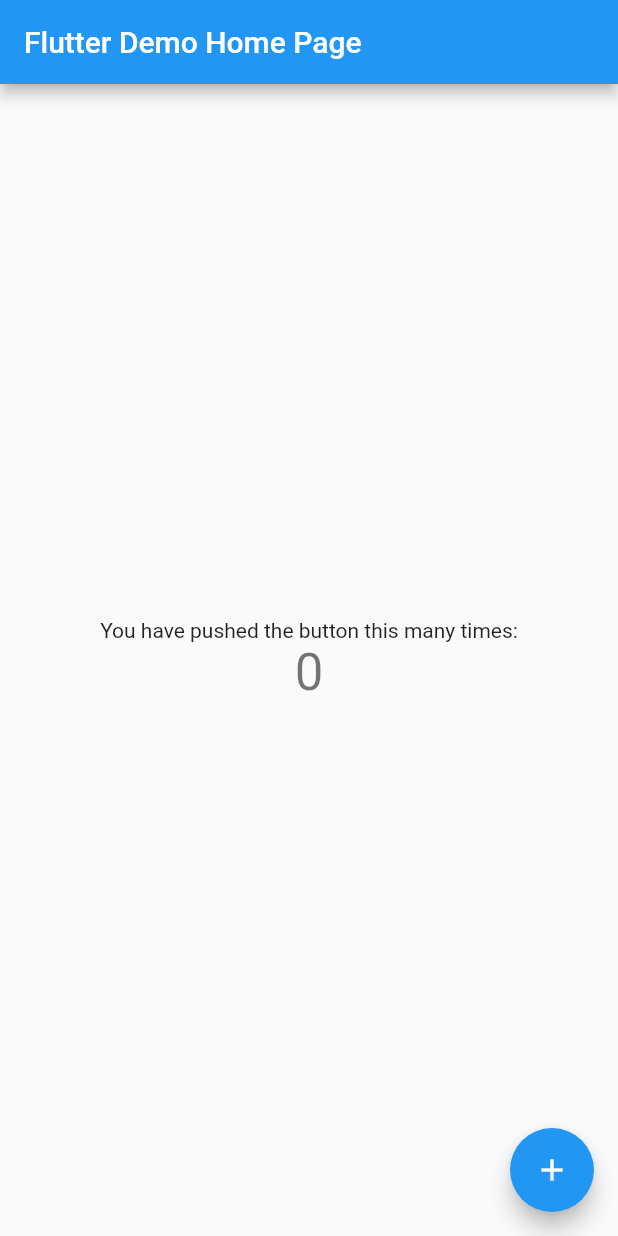
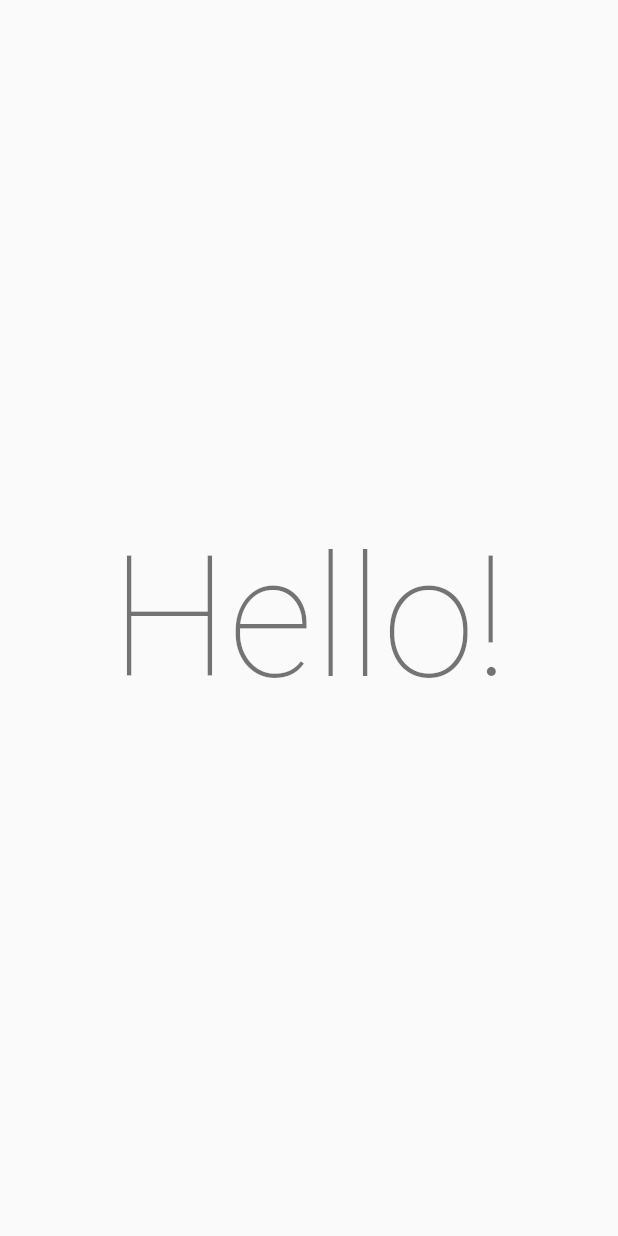
Before and after one commit to anoochit/counter, a Flutter app: the screen it shows after launch, on a phone screen of 412 x 824 dp. Run offline on Flutter 3.47's test engine with Material 2 defaults, Android fonts, the phone set to English and light mode, and no system bars.

Commit message:
update home screen

```diff
--- /dev/null
+++ b/lib/home.dart
@@ -0,0 +1,17 @@
+import 'package:flutter/material.dart';
+
+class HomePage extends StatelessWidget {
+  const HomePage({super.key});
+
+  @override
+  Widget build(BuildContext context) {
+    return Scaffold(
+      body: Center(
+        child: Text(
+          'Hello!',
+          style: Theme.of(context).textTheme.displayLarge,
+        ),
+      ),
+    );
+  }
+}
--- a/lib/main.dart
+++ b/lib/main.dart
@@ -1,4 +1,6 @@
 import 'package:flutter/material.dart';
+
+import 'home.dart';
 
 void main() {
   runApp(const MyApp());
@@ -24,92 +26,7 @@ class MyApp extends StatelessWidget {
         // is not restarted.
         primarySwatch: Colors.blue,
       ),
-      home: const MyHomePage(title: 'Flutter Demo Home Page'),
+      home: const HomePage(),
     );
   }
 }
-
-class MyHomePage extends StatefulWidget {
-  const MyHomePage({super.key, required this.title});
-
-  // This widget is the home page of your application. It is stateful, meaning
-  // that it has a State object (defined below) that contains fields that affect
-  // how it looks.
-
-  // This class is the configuration for the state. It holds the values (in this
-  // case the title) provided by the parent (in this case the App widget) and
-  // used by the build method of the State. Fields in a Widget subclass are
-  // always marked "final".
-
-  final String title;
-
-  @override
-  State<MyHomePage> createState() => _MyHomePageState();
-}
-
-class _MyHomePageState extends State<MyHomePage> {
-  int _counter = 0;
-
-  void _incrementCounter() {
-    setState(() {
-      // This call to setState tells the Flutter framework that something has
-      // changed in this State, which causes it to rerun the build method below
-      // so that the display can reflect the updated values. If we changed
-      // _counter without calling setState(), then the build method would not be
-      // called again, and so nothing would appear to happen.
-      _counter++;
-    });
-  }
-
-  @override
-  Widget build(BuildContext context) {
-    // This method is rerun every time setState is called, for instance as done
-    // by the _incrementCounter method above.
-    //
-    // The Flutter framework has been optimized to make rerunning build methods
-    // fast, so that you can just rebuild anything that needs updating rather
-    // than having to individually change instances of widgets.
-    return Scaffold(
-      appBar: AppBar(
-        // Here we take the value from the MyHomePage object that was created by
-        // the App.build method, and use it to set our appbar title.
-        title: Text(widget.title),
-      ),
-      body: Center(
-        // Center is a layout widget. It takes a single child and positions it
-        // in the middle of the parent.
-        child: Column(
-          // Column is also a layout widget. It takes a list of children and
-          // arranges them vertically. By default, it sizes itself to fit its
-          // children horizontally, and tries to be as tall as its parent.
-          //
-          // Invoke "debug painting" (press "p" in the console, choose the
-          // "Toggle Debug Paint" action from the Flutter Inspector in Android
-          // Studio, or the "Toggle Debug Paint" command in Visual Studio Code)
-          // to see the wireframe for each widget.
-          //
-          // Column has various properties to control how it sizes itself and
-          // how it positions its children. Here we use mainAxisAlignment to
-          // center the children vertically; the main axis here is the vertical
-          // axis because Columns are vertical (the cross axis would be
-          // horizontal).
-          mainAxisAlignment: MainAxisAlignment.center,
-          children: <Widget>[
-            const Text(
-              'You have pushed the button this many times:',
-            ),
-            Text(
-              '$_counter',
-              style: Theme.of(context).textTheme.headlineMedium,
-            ),
-          ],
-        ),
-      ),
-      floatingActionButton: FloatingActionButton(
-        onPressed: _incrementCounter,
-        tooltip: 'Increment',
-        child: const Icon(Icons.add),
-      ), // This trailing comma makes auto-formatting nicer for build methods.
-    );
-  }
-}
```
